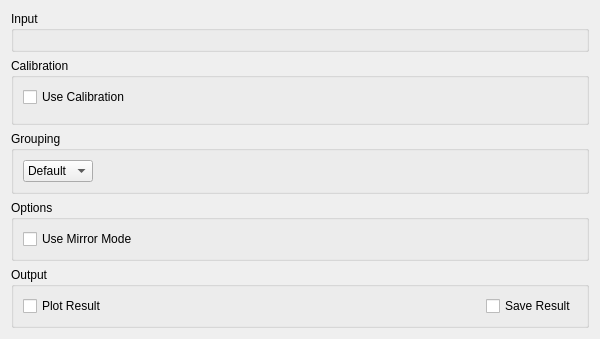
Before: the Qt Designer form MantidQt/CustomInterfaces/inc/MantidQtCustomInterfaces/Indirect/ILLEnergyTransfer.ui in mantidproject/mantid, drawn with Qt 5.
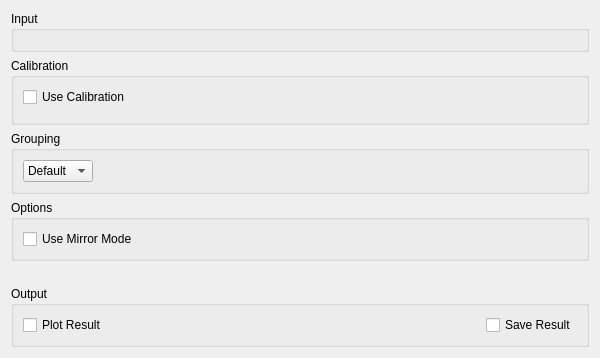
After: the same form once the commit is applied. Custom widgets are drawn as their Qt base class.

Commit message: Re #16753 made multiple file selection possible

```diff
--- a/MantidQt/CustomInterfaces/inc/MantidQtCustomInterfaces/Indirect/ILLEnergyTransfer.ui
+++ b/MantidQt/CustomInterfaces/inc/MantidQtCustomInterfaces/Indirect/ILLEnergyTransfer.ui
@@ -7,7 +7,7 @@
     <x>0</x>
     <y>0</y>
     <width>600</width>
-    <height>330</height>
+    <height>358</height>
    </rect>
   </property>
   <property name="minimumSize">
```
Left out of the diff: 5 changed lines with no effect on the pictures. The commit also changes 2 other files.
